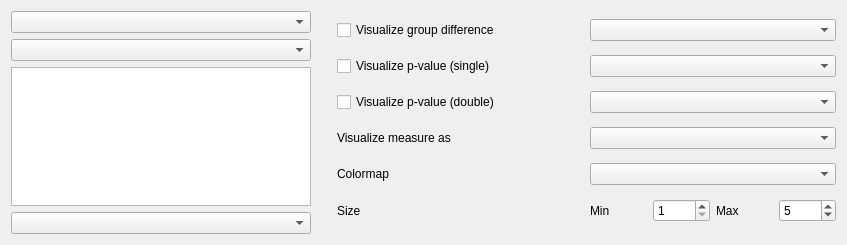
Before: the Qt Designer form braphy/gui/ui_files/measure_visualization_widget.ui in softmatterlab/Braph-2.0-Python, drawn with Qt 5.
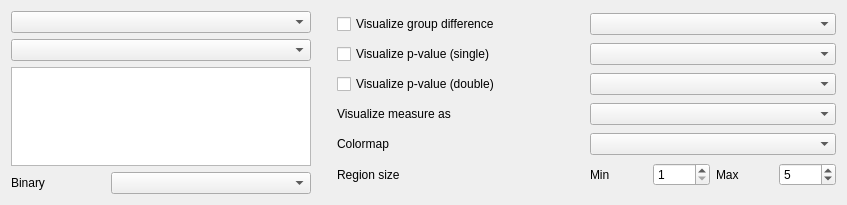
After: the same form once the commit is applied. Custom widgets are drawn as their Qt base class.

Commit message: Update visualization widgets ui

What changed in the file:
```diff
--- a/braphy/gui/ui_files/measure_visualization_widget.ui
+++ b/braphy/gui/ui_files/measure_visualization_widget.ui
@@ -7,7 +7,7 @@
     <x>0</x>
     <y>0</y>
     <width>847</width>
-    <height>245</height>
+    <height>205</height>
    </rect>
   </property>
   <property name="windowTitle">
@@ -53,7 +53,7 @@
        <item>
         <widget class="QListWidget" name="listWidget">
          <property name="sizePolicy">
-          <sizepolicy hsizetype="Maximum" vsizetype="Expanding">
+          <sizepolicy hsizetype="Fixed" vsizetype="Expanding">
            <horstretch>0</horstretch>
            <verstretch>0</verstretch>
           </sizepolicy>
@@ -63,24 +63,53 @@
            <width>300</width>
            <height>16777215</height>
           </size>
+         </property>
+        </widget>
+       </item>
+       <item>
+        <layout class="QHBoxLayout" name="horizontalLayout_4">
+         <property name="spacing">
+          <number>0</number>
+         </property>
+         <property name="topMargin">
+          <number>0</number>
+         </property>
+         <item>
+          <widget class="QLabel" name="labelBinary">
+           <property name="sizePolicy">
+            <sizepolicy hsizetype="Fixed" vsizetype="Fixed">
+             <horstretch>0</horstretch>
+             <verstretch>0</verstretch>
+            </sizepolicy>
+           </property>
+           <property name="minimumSize">
+            <size>
+             <width>100</width>
+             <height>0</height>
+            </size>
+           </property>
+           <property name="text">
+            <string>Binary</string>
          </property>
         </widget>
        </item>
        <item>
         <widget class="QComboBox" name="comboBoxBinary">
          <property name="sizePolicy">
-          <sizepolicy hsizetype="Maximum" vsizetype="Fixed">
+            <sizepolicy hsizetype="Fixed" vsizetype="Fixed">
            <horstretch>0</horstretch>
            <verstretch>0</verstretch>
           </sizepolicy>
          </property>
          <property name="maximumSize">
           <size>
-           <width>300</width>
+             <width>200</width>
            <height>16777215</height>
           </size>
          </property>
         </widget>
+         </item>
+        </layout>
        </item>
       </layout>
      </item>
@@ -125,7 +154,7 @@
        <item row="6" column="0">
         <widget class="QLabel" name="label_3">
          <property name="text">
-          <string>Size</string>
+          <string>Region size</string>
          </property>
         </widget>
        </item>
```
Left out of the diff: 4 changed lines with no effect on the pictures. Lines whose indentation alone changed are shown as unchanged. The commit also changes 4 other files.
